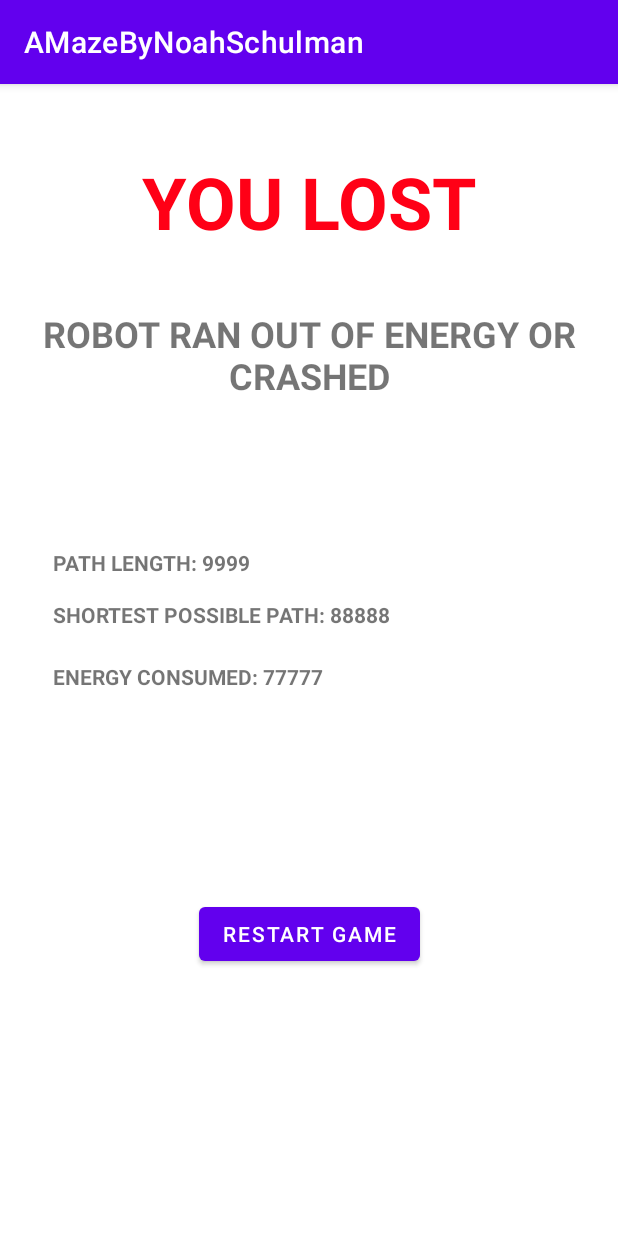
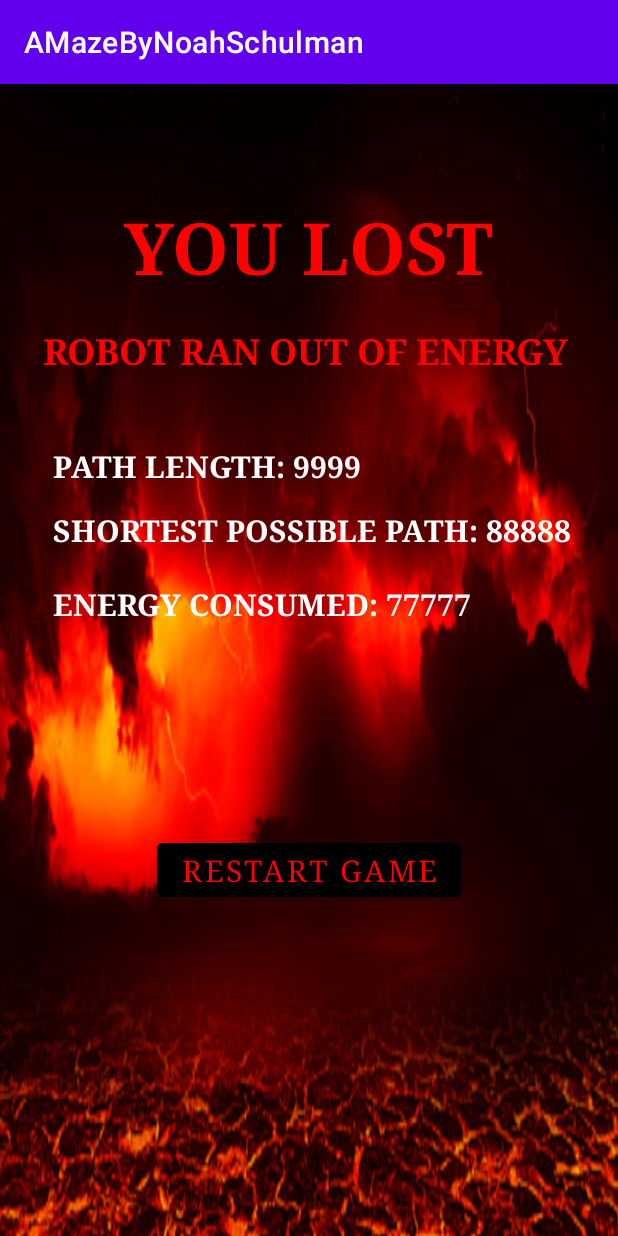
Before and after one commit to noahschulman14/maze-app, an Android app: the LosingActivity screen opened directly, with no data from a screen before it, on a phone screen of 412 x 824 dp. Run offline under Robolectric (Android 15) with nearby library versions, the phone set to English and light mode, and no system bars.

Commit message:
changed background/colors/font for LosingActivity

```diff
--- a/app/src/main/res/layout/activity_losing.xml
+++ b/app/src/main/res/layout/activity_losing.xml
@@ -6,13 +6,24 @@
     android:layout_height="match_parent"
     tools:context=".gui.LosingActivity">
 
+    <ImageView
+        android:id="@+id/imageView"
+        android:layout_width="425dp"
+        android:layout_height="1000dp"
+        android:adjustViewBounds="true"
+        android:scaleType="fitXY"
+        app:layout_constraintEnd_toEndOf="parent"
+        app:layout_constraintTop_toTopOf="parent"
+        app:srcCompat="@drawable/losing_pic_option_2" />
+
     <TextView
         android:id="@+id/textView9"
         android:layout_width="wrap_content"
         android:layout_height="wrap_content"
-        android:layout_marginTop="46dp"
+        android:layout_marginTop="76dp"
+        android:fontFamily="serif"
         android:text="@string/youLost"
-        android:textColor="#FF0016"
+        android:textColor="@color/hell_main"
         android:textSize="48sp"
         android:textStyle="bold"
         app:layout_constraintEnd_toEndOf="parent"
@@ -23,8 +34,12 @@
         android:id="@+id/restartButton1"
         android:layout_width="wrap_content"
         android:layout_height="wrap_content"
-        android:layout_marginBottom="177dp"
+        android:layout_marginBottom="220dp"
+        android:backgroundTint="@color/black"
+        android:fontFamily="serif"
         android:text="@string/restartGame"
+        android:textColor="@color/hell_main"
+        android:textSize="20sp"
         app:layout_constraintBottom_toBottomOf="parent"
         app:layout_constraintEnd_toEndOf="parent"
         app:layout_constraintStart_toStartOf="parent" />
@@ -34,7 +49,10 @@
         android:layout_width="wrap_content"
         android:layout_height="wrap_content"
         android:layout_marginTop="15dp"
+        android:fontFamily="serif"
         android:text="@string/shortestPathLength"
+        android:textColor="@color/white"
+        android:textSize="20sp"
         android:textStyle="bold"
         app:layout_constraintStart_toStartOf="@+id/pathLengthTextView1"
         app:layout_constraintTop_toBottomOf="@+id/pathLengthTextView1" />
@@ -44,18 +62,24 @@
         android:layout_width="wrap_content"
         android:layout_height="wrap_content"
         android:layout_marginStart="35dp"
-        android:layout_marginTop="309dp"
+        android:layout_marginTop="100dp"
+        android:fontFamily="serif"
         android:text="@string/pathLength"
+        android:textColor="@color/white"
+        android:textSize="20sp"
         android:textStyle="bold"
         app:layout_constraintStart_toStartOf="parent"
-        app:layout_constraintTop_toTopOf="parent" />
+        app:layout_constraintTop_toBottomOf="@+id/textView9" />
 
     <TextView
         android:id="@+id/energyConsumptionTextView1"
         android:layout_width="wrap_content"
         android:layout_height="wrap_content"
         android:layout_marginTop="22dp"
+        android:fontFamily="serif"
         android:text="@string/energyConsumption"
+        android:textColor="@color/white"
+        android:textSize="20sp"
         android:textStyle="bold"
         android:visibility="visible"
         app:layout_constraintStart_toStartOf="@+id/shortestPathLengthTextView1"
@@ -65,9 +89,12 @@
         android:id="@+id/textView14"
         android:layout_width="wrap_content"
         android:layout_height="wrap_content"
-        android:layout_marginTop="39dp"
+        android:layout_marginStart="28dp"
+        android:layout_marginTop="20dp"
+        android:fontFamily="serif"
         android:text="@string/reason"
         android:textAlignment="center"
+        android:textColor="@color/hell_main"
         android:textSize="24sp"
         android:textStyle="bold"
         app:layout_constraintStart_toStartOf="parent"
--- a/app/src/main/res/values/strings.xml
+++ b/app/src/main/res/values/strings.xml
@@ -62,7 +62,7 @@
 
     // strings for LosingActivity
     <string name="youLost">YOU LOST</string>
-    <string name="reason">ROBOT RAN OUT OF ENERGY OR CRASHED</string>
+    <string name="reason">ROBOT RAN OUT OF ENERGY</string>
 
 
 </resources>
```
Also changed, not shown: app/src/main/res/drawable/losing_pic_option_1.jpg (added), app/src/main/res/drawable/losing_pic_option_2.jpg (added), app/src/main/res/drawable/losing_pic_option_3.webp (added).
